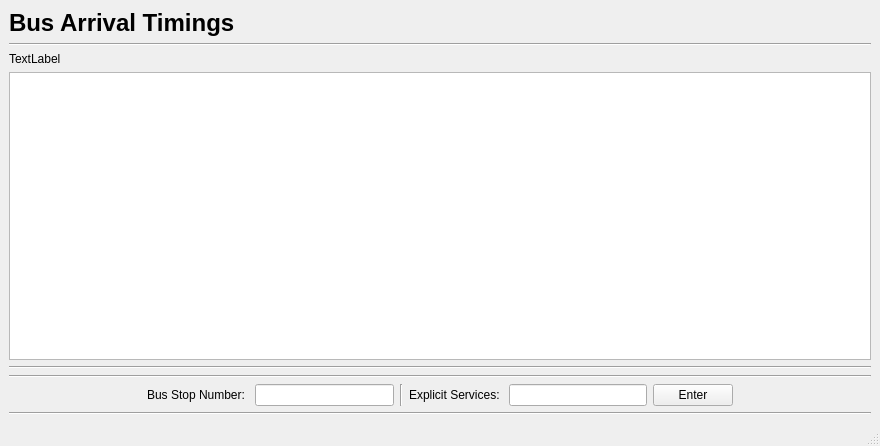
This is UI/UI_TransportUI.ui in TwelfthDoctor1/BusSvcTesting as Qt 5 draws it before an edit. The edited form follows.
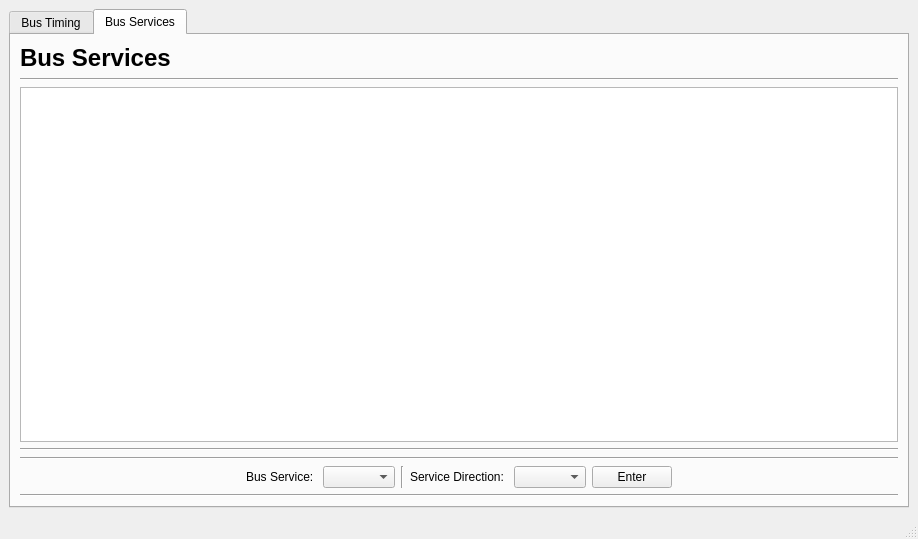
This is the edited form. The open tabs and pages were chosen to show the change.

What changed in the file:
```diff
--- a/UI/UI_TransportUI.ui
+++ b/UI/UI_TransportUI.ui
@@ -6,8 +6,8 @@
    <rect>
     <x>0</x>
     <y>0</y>
-    <width>880</width>
-    <height>446</height>
+    <width>918</width>
+    <height>539</height>
    </rect>
   </property>
   <property name="windowTitle">
@@ -16,13 +16,22 @@
   <widget class="QWidget" name="centralwidget">
    <layout class="QGridLayout" name="gridLayout_3">
     <item row="0" column="0">
-     <layout class="QVBoxLayout" name="verticalLayout">
+     <widget class="QTabWidget" name="BusServiceTab">
+      <property name="currentIndex">
+       <number>0</number>
+      </property>
+      <widget class="QWidget" name="BusTimingTab">
+       <attribute name="title">
+        <string>Bus Timing</string>
+       </attribute>
+       <layout class="QVBoxLayout" name="verticalLayout_2">
       <item>
-       <widget class="QLabel" name="label">
+         <widget class="QLabel" name="BusArrTitle">
         <property name="font">
          <font>
           <family>Helvetica</family>
           <pointsize>18</pointsize>
+            <weight>75</weight>
           <bold>true</bold>
          </font>
         </property>
@@ -38,13 +47,6 @@
         </property>
        </widget>
       </item>
-      <item>
-       <widget class="QLabel" name="label_8">
-        <property name="text">
-         <string>TextLabel</string>
-        </property>
-       </widget>
-      </item>
       <item>
        <widget class="QTableWidget" name="BusStopTable">
         <property name="font">
@@ -146,6 +148,132 @@
        </widget>
       </item>
      </layout>
+      </widget>
+      <widget class="QWidget" name="BusSvcTab">
+       <attribute name="title">
+        <string>Bus Services</string>
+       </attribute>
+       <layout class="QVBoxLayout" name="verticalLayout">
+        <item>
+         <widget class="QLabel" name="BusSvcTitle">
+          <property name="font">
+           <font>
+            <family>Helvetica</family>
+            <pointsize>18</pointsize>
+            <weight>75</weight>
+            <bold>true</bold>
+           </font>
+          </property>
+          <property name="text">
+           <string>Bus Services</string>
+          </property>
+         </widget>
+        </item>
+        <item>
+         <widget class="Line" name="line_6">
+          <property name="orientation">
+           <enum>Qt::Horizontal</enum>
+          </property>
+         </widget>
+        </item>
+        <item>
+         <widget class="QTableWidget" name="BusSvcTable">
+          <attribute name="horizontalHeaderVisible">
+           <bool>false</bool>
+          </attribute>
+          <attribute name="verticalHeaderVisible">
+           <bool>false</bool>
+          </attribute>
+         </widget>
+        </item>
+        <item>
+         <widget class="Line" name="line_7">
+          <property name="orientation">
+           <enum>Qt::Horizontal</enum>
+          </property>
+         </widget>
+        </item>
+        <item>
+         <widget class="Line" name="line_8">
+          <property name="orientation">
+           <enum>Qt::Horizontal</enum>
+          </property>
+         </widget>
+        </item>
+        <item>
+         <layout class="QHBoxLayout" name="horizontalLayout_2">
+          <item>
+           <spacer name="horizontalSpacer_3">
+            <property name="orientation">
+             <enum>Qt::Horizontal</enum>
+            </property>
+            <property name="sizeHint" stdset="0">
+             <size>
+              <width>40</width>
+              <height>20</height>
+             </size>
+            </property>
+           </spacer>
+          </item>
+          <item>
+           <widget class="QLabel" name="BusSvcLabel">
+            <property name="text">
+             <string>Bus Service: </string>
+            </property>
+           </widget>
+          </item>
+          <item>
+           <widget class="QComboBox" name="BusSvcList"/>
+          </item>
+          <item>
+           <widget class="Line" name="line_10">
+            <property name="orientation">
+             <enum>Qt::Vertical</enum>
+            </property>
+           </widget>
+          </item>
+          <item>
+           <widget class="QLabel" name="SvcDirLabel">
+            <property name="text">
+             <string>Service Direction: </string>
+            </property>
+           </widget>
+          </item>
+          <item>
+           <widget class="QComboBox" name="SvcDirList"/>
+          </item>
+          <item>
+           <widget class="QPushButton" name="svcEnterBtn">
+            <property name="text">
+             <string>Enter</string>
+            </property>
+           </widget>
+          </item>
+          <item>
+           <spacer name="horizontalSpacer_4">
+            <property name="orientation">
+             <enum>Qt::Horizontal</enum>
+            </property>
+            <property name="sizeHint" stdset="0">
+             <size>
+              <width>40</width>
+              <height>20</height>
+             </size>
+            </property>
+           </spacer>
+          </item>
+         </layout>
+        </item>
+        <item>
+         <widget class="Line" name="line_9">
+          <property name="orientation">
+           <enum>Qt::Horizontal</enum>
+          </property>
+         </widget>
+        </item>
+       </layout>
+      </widget>
+     </widget>
     </item>
    </layout>
   </widget>
```
Left out of the diff: 85 changed lines with no effect on the pictures. Lines whose indentation alone changed are shown as unchanged.
